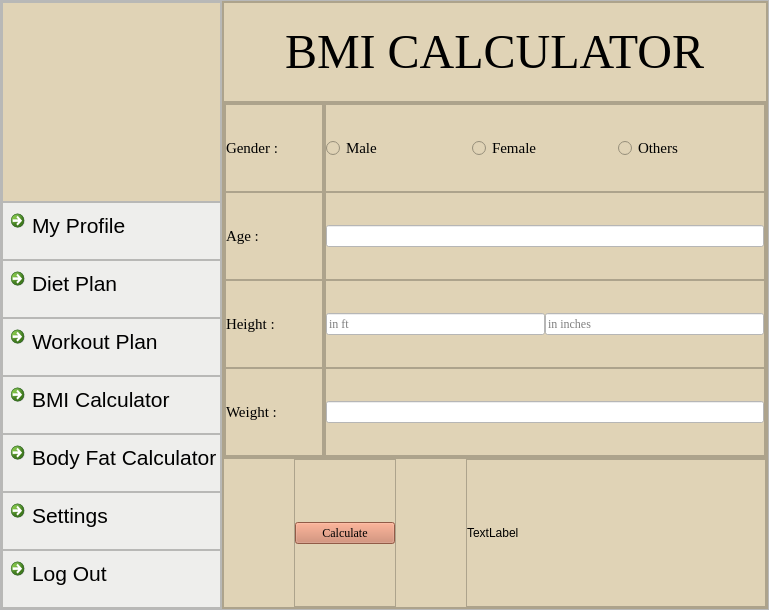
First picture: the form in bmi.ui, repository skidgefries/rightmeal, before the edit.
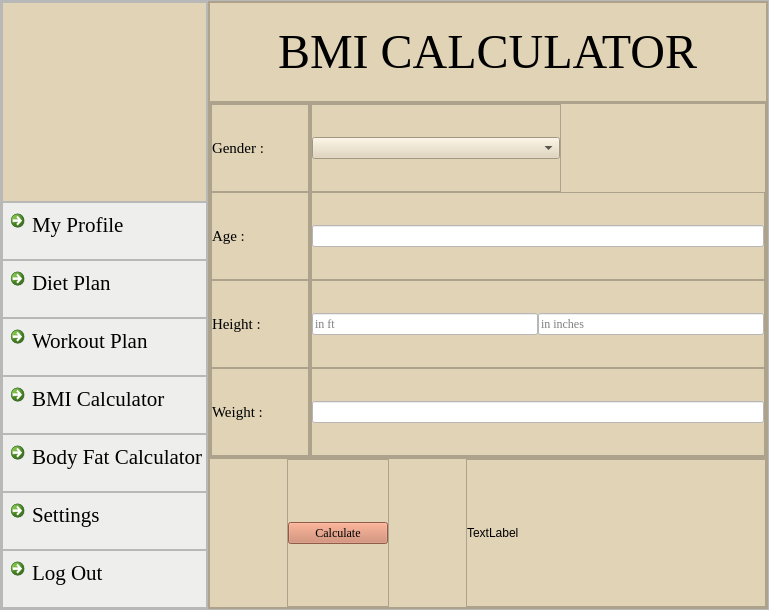
Second picture: the form after the edit. Icons and pictures are not drawn.

Commit message: font edited and gender dropdown

Diff of the .ui file:
```diff
--- a/bmi.ui
+++ b/bmi.ui
@@ -182,7 +182,7 @@
              <widget class="QCommandLinkButton" name="commandLinkButton_6">
               <property name="font">
                <font>
-                <family>Segoe UI</family>
+                <family>Times New Roman</family>
                 <pointsize>16</pointsize>
                 <bold>false</bold>
                </font>
@@ -223,7 +223,7 @@
              <widget class="QCommandLinkButton" name="commandLinkButton_21">
               <property name="font">
                <font>
-                <family>Segoe UI</family>
+                <family>Times New Roman</family>
                 <pointsize>16</pointsize>
                 <bold>false</bold>
                </font>
@@ -264,7 +264,7 @@
              <widget class="QCommandLinkButton" name="commandLinkButton_22">
               <property name="font">
                <font>
-                <family>Segoe UI</family>
+                <family>Times New Roman</family>
                 <pointsize>16</pointsize>
                 <bold>false</bold>
                </font>
@@ -305,7 +305,7 @@
              <widget class="QCommandLinkButton" name="commandLinkButton_23">
               <property name="font">
                <font>
-                <family>Segoe UI</family>
+                <family>Times New Roman</family>
                 <pointsize>16</pointsize>
                 <bold>false</bold>
                </font>
@@ -346,7 +346,7 @@
              <widget class="QCommandLinkButton" name="commandLinkButton_24">
               <property name="font">
                <font>
-                <family>Segoe UI</family>
+                <family>Times New Roman</family>
                 <pointsize>16</pointsize>
                 <bold>false</bold>
                </font>
@@ -387,7 +387,7 @@
              <widget class="QCommandLinkButton" name="commandLinkButton_25">
               <property name="font">
                <font>
-                <family>Segoe UI</family>
+                <family>Times New Roman</family>
                 <pointsize>16</pointsize>
                 <bold>false</bold>
                </font>
@@ -428,7 +428,7 @@
              <widget class="QCommandLinkButton" name="commandLinkButton_26">
               <property name="font">
                <font>
-                <family>Segoe UI</family>
+                <family>Times New Roman</family>
                 <pointsize>16</pointsize>
                 <bold>false</bold>
                </font>
@@ -780,8 +780,14 @@
                <property name="bottomMargin">
                 <number>0</number>
                </property>
-               <item>
+               <item alignment="Qt::AlignLeft">
                 <widget class="QFrame" name="frame_37">
+                 <property name="minimumSize">
+                  <size>
+                   <width>250</width>
+                   <height>0</height>
+                  </size>
+                 </property>
                  <property name="font">
                   <font>
                    <pointsize>11</pointsize>
@@ -810,42 +816,32 @@
                    <number>0</number>
                   </property>
                   <item>
-                   <widget class="QRadioButton" name="radioButton_3">
+                   <widget class="QComboBox" name="comboBox">
                     <property name="font">
                      <font>
                       <family>Times New Roman</family>
-                      <pointsize>11</pointsize>
                      </font>
                     </property>
+                    <item>
+                     <property name="text">
+                      <string/>
+                     </property>
+                    </item>
+                    <item>
                     <property name="text">
                      <string>Male</string>
                     </property>
-                   </widget>
                   </item>
                   <item>
-                   <widget class="QRadioButton" name="radioButton">
-                    <property name="font">
-                     <font>
-                      <family>Times New Roman</family>
-                      <pointsize>11</pointsize>
-                     </font>
-                    </property>
                     <property name="text">
                      <string>Female</string>
                     </property>
-                   </widget>
                   </item>
                   <item>
-                   <widget class="QRadioButton" name="radioButton_2">
-                    <property name="font">
-                     <font>
-                      <family>Times New Roman</family>
-                      <pointsize>11</pointsize>
-                     </font>
-                    </property>
                     <property name="text">
                      <string>Others</string>
                     </property>
+                    </item>
                    </widget>
                   </item>
                  </layout>
```
Lines whose indentation alone changed are shown as unchanged. The commit also changes 7 other files.
